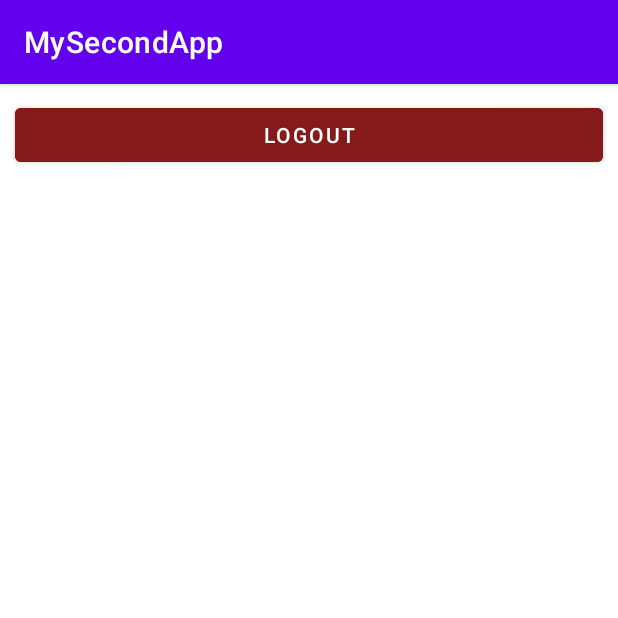
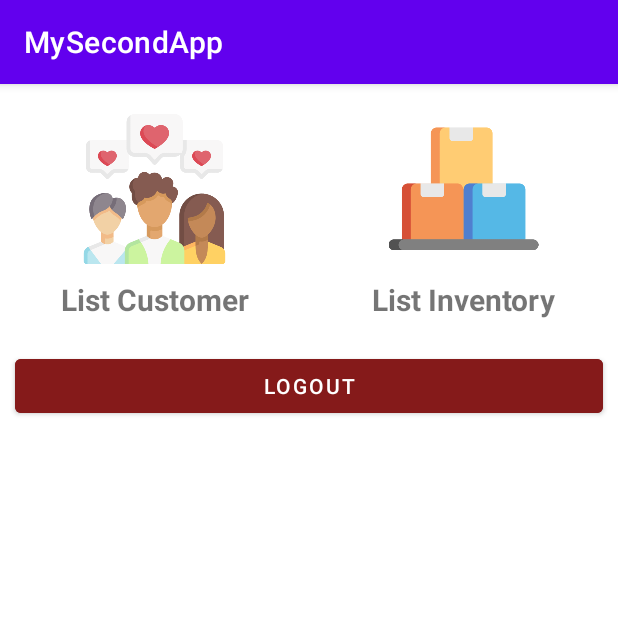
Before and after one commit to jefriyh/sampl-second-app, an Android app: the MainActivity screen opened directly, with no data from a screen before it, on a phone screen of 412 x 824 dp, the top half of it. Run offline under Robolectric (Android 15) with nearby library versions, the phone set to English and light mode, and no system bars.

Commit message:
add menu

```diff
--- a/app/src/main/AndroidManifest.xml
+++ b/app/src/main/AndroidManifest.xml
@@ -17,13 +17,13 @@
             android:name=".CustomerDetailActivity"
             android:exported="false" />
         <activity
-            android:name=".LoginActivity"
+            android:name=".CustomerListActivity"
             android:exported="false" />
         <activity
             android:name=".MainActivity"
             android:exported="false" />
         <activity
-            android:name=".CustomerListActivity"
+            android:name=".LoginActivity"
             android:exported="true">
             <intent-filter>
                 <action android:name="android.intent.action.MAIN" />
--- a/app/src/main/java/com/sciencekom/mysecondapp/CustomerListActivity.kt
+++ b/app/src/main/java/com/sciencekom/mysecondapp/CustomerListActivity.kt
@@ -3,6 +3,7 @@ package com.sciencekom.mysecondapp
 import android.content.Intent
 import androidx.appcompat.app.AppCompatActivity
 import android.os.Bundle
+import android.widget.Toast
 import androidx.recyclerview.widget.LinearLayoutManager
 import com.sciencekom.mysecondapp.databinding.ActivityCustomerListBinding
 
@@ -28,6 +29,8 @@ class CustomerListActivity : AppCompatActivity() {
             override fun onItemClicked(customer: Customer) {
                 val intent = Intent(this@CustomerListActivity,
                     CustomerDetailActivity::class.java)
+
+                Toast.makeText(this@CustomerListActivity, customer.name, Toast.LENGTH_SHORT).show()
 
                 intent.putExtra("CUSTOMER", customer)
 
--- a/app/src/main/java/com/sciencekom/mysecondapp/MainActivity.kt
+++ b/app/src/main/java/com/sciencekom/mysecondapp/MainActivity.kt
@@ -22,6 +22,9 @@ class MainActivity : AppCompatActivity() {
             startActivity(intent)
             finish()
         }
-
+        binding.bCustomerMenu.setOnClickListener {
+            val intent = Intent(this, CustomerListActivity::class.java)
+            startActivity(intent)
+        }
     }
 }
--- a/app/src/main/res/layout/activity_main.xml
+++ b/app/src/main/res/layout/activity_main.xml
@@ -7,6 +7,83 @@
     android:orientation="vertical"
     tools:context=".MainActivity">
 
+    <LinearLayout
+        android:layout_width="match_parent"
+        android:layout_height="wrap_content"
+        android:orientation="horizontal"
+        android:weightSum="10">
+
+        <androidx.cardview.widget.CardView
+            android:id="@+id/bCustomerMenu"
+            android:layout_width="0dp"
+            android:layout_height="wrap_content"
+            android:layout_margin="10dp"
+            android:layout_weight="5"
+            android:elevation="10dp"
+            android:padding="10dp"
+            app:cardCornerRadius="10dp">
+
+            <LinearLayout
+                android:layout_width="match_parent"
+                android:layout_height="wrap_content"
+                android:orientation="vertical">
+
+                <ImageView
+                    android:layout_width="match_parent"
+                    android:layout_height="100dp"
+                    android:layout_margin="10dp"
+                    android:scaleType="fitCenter"
+                    android:src="@drawable/ic_customer"
+                    />
+
+                <TextView
+                    android:layout_width="match_parent"
+                    android:layout_height="wrap_content"
+                    android:gravity="center"
+                    android:text="List Customer"
+                    android:textSize="20sp"
+                    android:textStyle="bold" />
+            </LinearLayout>
+
+        </androidx.cardview.widget.CardView>
+
+        <androidx.cardview.widget.CardView
+            android:id="@+id/bInventoryMenu"
+            android:layout_width="0dp"
+            android:layout_height="wrap_content"
+            android:layout_margin="10dp"
+            android:layout_weight="5"
+            android:elevation="10dp"
+            android:padding="10dp"
+            app:cardCornerRadius="10dp">
+
+            <LinearLayout
+                android:layout_width="match_parent"
+                android:layout_height="wrap_content"
+                android:orientation="vertical">
+
+                <ImageView
+                    android:layout_width="match_parent"
+                    android:layout_height="100dp"
+                    android:layout_margin="10dp"
+                    android:scaleType="fitCenter"
+                    android:src="@drawable/ic_inventory" />
+
+                <TextView
+                    android:layout_width="match_parent"
+                    android:layout_height="wrap_content"
+                    android:gravity="center"
+                    android:text="List Inventory"
+                    android:textSize="20sp"
+                    android:textStyle="bold" />
+            </LinearLayout>
+
+        </androidx.cardview.widget.CardView>
+
+
+
+    </LinearLayout>
+
     <Button
         android:id="@+id/bLogout"
         android:layout_width="match_parent"
```
Also changed, not shown: app/src/main/res/drawable/ic_customer.png (added), app/src/main/res/drawable/ic_inventory.png (added).
